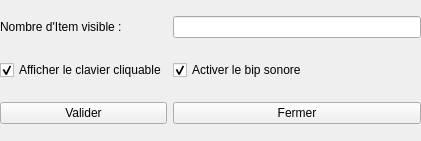
The window that Sources/Sources/parameterwindow.ui (gabriel-hurtado/UTComputer) describes before a commit, drawn with Qt 5.
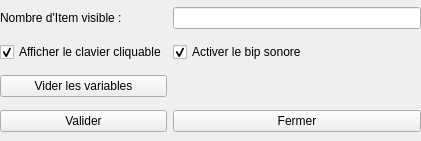
The same window after the commit.

Commit message: Try to fix crashing variables

```diff
--- a/Sources/Sources/parameterwindow.ui
+++ b/Sources/Sources/parameterwindow.ui
@@ -33,14 +33,14 @@
     <item row="0" column="1">
      <widget class="QLineEdit" name="nb_item_affiche"/>
     </item>
-    <item row="2" column="0">
+    <item row="3" column="0">
      <widget class="QPushButton" name="button_validate">
       <property name="text">
        <string>Valider</string>
       </property>
      </widget>
     </item>
-    <item row="2" column="1">
+    <item row="3" column="1">
      <widget class="QPushButton" name="button_close">
       <property name="text">
        <string>Fermer</string>
@@ -67,6 +67,13 @@
       </property>
      </widget>
     </item>
+    <item row="2" column="0">
+     <widget class="QPushButton" name="button_variable_remove">
+      <property name="text">
+       <string>Vider les variables</string>
+      </property>
+     </widget>
+    </item>
    </layout>
   </widget>
  </widget>
```
The commit also changes 5 other files.
